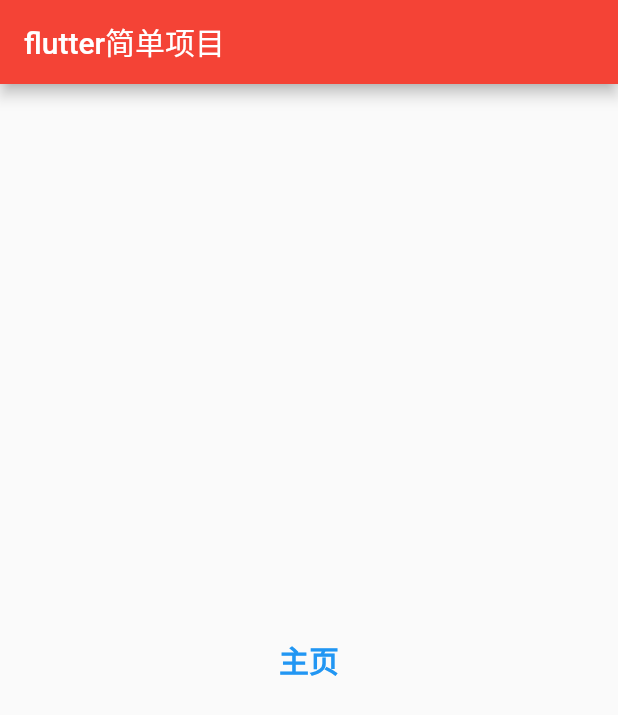
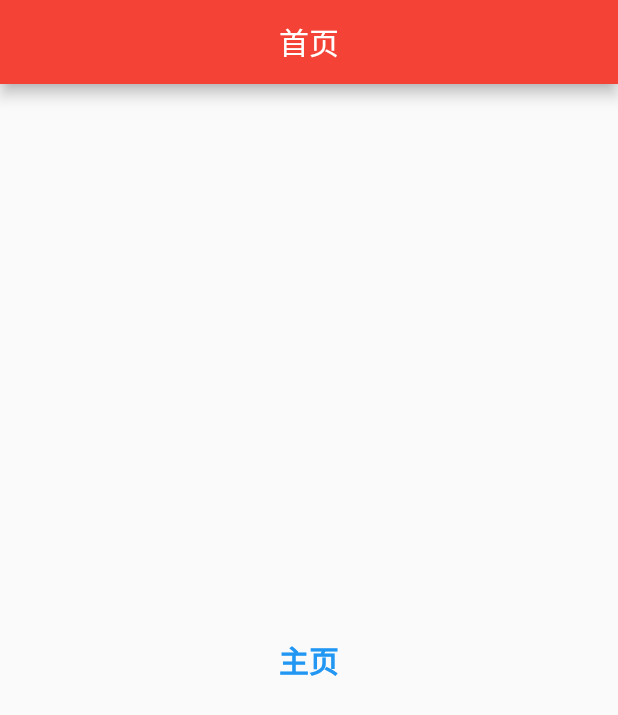
Before and after one commit to wd-wd/flutter-simple-pj, a Flutter app: the screen it shows after launch, on a phone screen of 412 x 824 dp. Shown: the top 715 px of the screen. Run offline on Flutter 3.47's test engine with Material 2 defaults, Android fonts, the phone set to English and light mode, and no system bars.

Commit message:
主页标题修改位子

```diff
--- a/lib/main.dart
+++ b/lib/main.dart
@@ -1,5 +1,4 @@
 import 'package:flutter/material.dart';
-
 void main() => runApp(MyApp());
 
 class MyApp extends StatelessWidget {
@@ -13,20 +12,17 @@ class MyApp extends StatelessWidget {
       ),
       home: Scaffold(
         appBar: AppBar(
-          title: Text(
-            'flutter简单项目',
-//            textAlign: TextAlign.center,
-            style: TextStyle(
-                color: Colors.white
-            ),
+          title: Container(
+            alignment: Alignment.center,
+            child: Text('首页'),
           ),
         ),
         body: Center(
           child: Text('主页',
             style: TextStyle(
-              color: Colors.blue,
-              fontWeight: FontWeight.w700,
-              fontSize: 20.0
+                color: Colors.blue,
+                fontWeight: FontWeight.w700,
+                fontSize: 20.0
             ),
           ),
         ),
@@ -34,3 +30,11 @@ class MyApp extends StatelessWidget {
     );
   }
 }
+
+class CommonTitle extends StatelessWidget {
+  @override
+  Widget build(BuildContext context) {
+    return build(context);
+
+  }
+}
```
